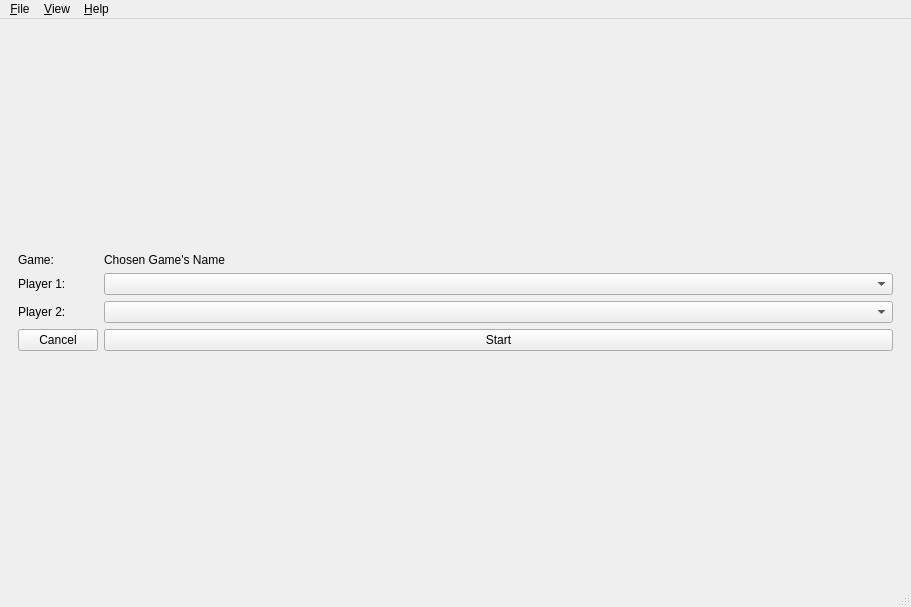
Old version of the form zero_play/main_window.ui in the repository donkirkby/zero-play.
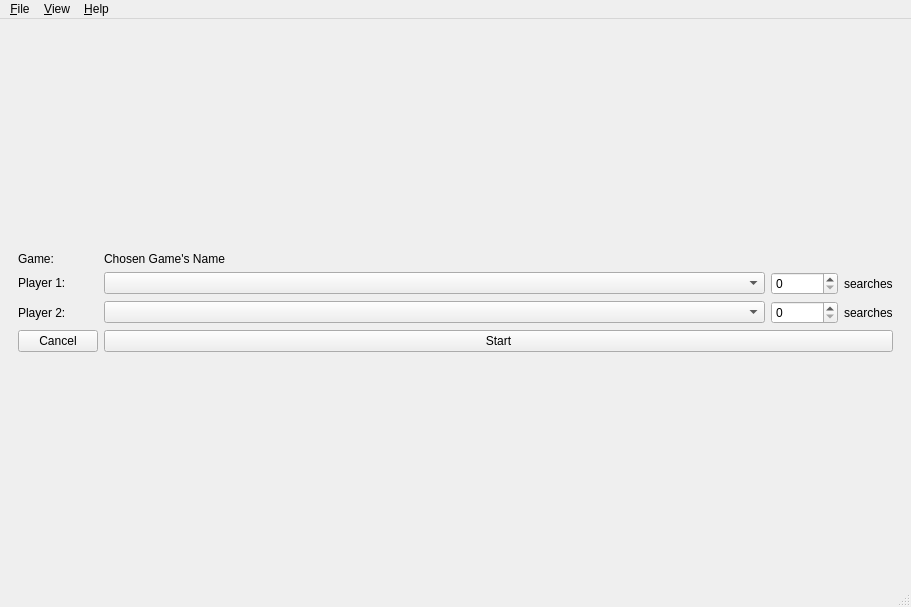
New version of the form.

Commit message:
Let user set MCTS search count for #9.
Also show coordinates when review starts.

The edit to the form file:
```diff
--- a/zero_play/main_window.ui
+++ b/zero_play/main_window.ui
@@ -66,7 +66,47 @@
       <widget class="QWidget" name="players_page">
        <layout class="QVBoxLayout" name="verticalLayout">
         <item>
-         <layout class="QGridLayout" name="gridLayout" rowstretch="0,0,0,0">
+         <layout class="QGridLayout" name="player_layout" rowstretch="0,0,0,0" columnstretch="0,10,1,0">
+          <item row="3" column="0">
+           <widget class="QPushButton" name="cancel">
+            <property name="text">
+             <string>Cancel</string>
+            </property>
+           </widget>
+          </item>
+          <item row="2" column="1">
+           <widget class="QComboBox" name="player2">
+            <property name="sizePolicy">
+             <sizepolicy hsizetype="Preferred" vsizetype="Fixed">
+              <horstretch>0</horstretch>
+              <verstretch>0</verstretch>
+             </sizepolicy>
+            </property>
+           </widget>
+          </item>
+          <item row="1" column="1">
+           <widget class="QComboBox" name="player1">
+            <property name="sizePolicy">
+             <sizepolicy hsizetype="Preferred" vsizetype="Fixed">
+              <horstretch>0</horstretch>
+              <verstretch>0</verstretch>
+             </sizepolicy>
+            </property>
+           </widget>
+          </item>
+          <item row="0" column="0">
+           <widget class="QLabel" name="game_label">
+            <property name="sizePolicy">
+             <sizepolicy hsizetype="Fixed" vsizetype="Fixed">
+              <horstretch>0</horstretch>
+              <verstretch>0</verstretch>
+             </sizepolicy>
+            </property>
+            <property name="text">
+             <string>Game:</string>
+            </property>
+           </widget>
+          </item>
           <item row="2" column="0">
            <widget class="QLabel" name="label">
             <property name="text">
@@ -87,46 +127,66 @@
             </property>
            </widget>
           </item>
-          <item row="2" column="1">
-           <widget class="QComboBox" name="player2"/>
+          <item row="2" column="2">
+           <widget class="QSpinBox" name="searches2">
+            <property name="sizePolicy">
+             <sizepolicy hsizetype="Minimum" vsizetype="Fixed">
+              <horstretch>0</horstretch>
+              <verstretch>0</verstretch>
+             </sizepolicy>
+            </property>
+            <property name="maximum">
+             <number>1000000</number>
+            </property>
+           </widget>
           </item>
-          <item row="0" column="1">
+          <item row="1" column="2">
+           <widget class="QSpinBox" name="searches1">
+            <property name="sizePolicy">
+             <sizepolicy hsizetype="Minimum" vsizetype="Fixed">
+              <horstretch>0</horstretch>
+              <verstretch>0</verstretch>
+             </sizepolicy>
+            </property>
+            <property name="maximum">
+             <number>1000000</number>
+            </property>
+           </widget>
+          </item>
+          <item row="1" column="3">
+           <widget class="QLabel" name="searches_label1">
+            <property name="sizePolicy">
+             <sizepolicy hsizetype="Fixed" vsizetype="Preferred">
+              <horstretch>0</horstretch>
+              <verstretch>0</verstretch>
+             </sizepolicy>
+            </property>
+            <property name="text">
+             <string>searches</string>
+            </property>
+           </widget>
+          </item>
+          <item row="2" column="3">
+           <widget class="QLabel" name="searches_label2">
+            <property name="text">
+             <string>searches</string>
+            </property>
+           </widget>
+          </item>
+          <item row="0" column="1" colspan="3">
            <widget class="QLabel" name="game_name">
             <property name="text">
              <string>Chosen Game's Name</string>
             </property>
            </widget>
           </item>
-          <item row="3" column="0">
-           <widget class="QPushButton" name="cancel">
-            <property name="text">
-             <string>Cancel</string>
-            </property>
-           </widget>
-          </item>
-          <item row="1" column="1">
-           <widget class="QComboBox" name="player1"/>
-          </item>
-          <item row="3" column="1">
+          <item row="3" column="1" colspan="3">
            <widget class="QPushButton" name="start">
             <property name="text">
              <string>Start</string>
             </property>
            </widget>
           </item>
-          <item row="0" column="0">
-           <widget class="QLabel" name="game_label">
-            <property name="sizePolicy">
-             <sizepolicy hsizetype="Fixed" vsizetype="Fixed">
-              <horstretch>0</horstretch>
-              <verstretch>0</verstretch>
-             </sizepolicy>
-            </property>
-            <property name="text">
-             <string>Game:</string>
-            </property>
-           </widget>
-          </item>
          </layout>
         </item>
        </layout>
```
The commit also changes 2 other files.
